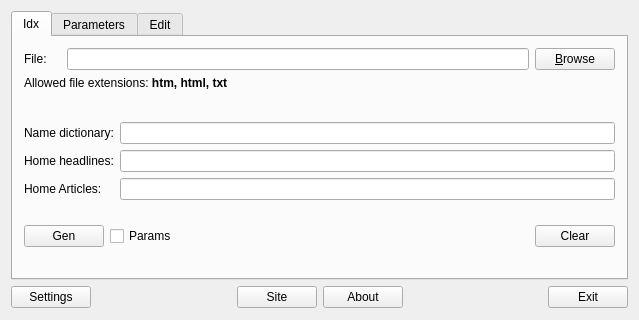
Qt form src/mainwindget/mainwidget.ui (WarmongeR1/QDict4BQ6) before a commit.
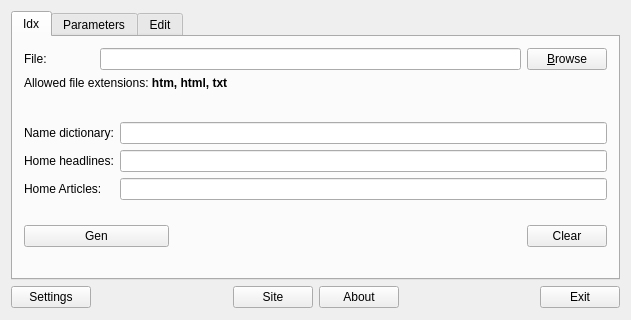
The same form after that commit.

Commit message: Add show params out dict file

Patch:
```diff
--- a/src/mainwindget/mainwidget.ui
+++ b/src/mainwindget/mainwidget.ui
@@ -31,10 +31,10 @@
          </property>
         </widget>
        </item>
-       <item row="0" column="1" colspan="3">
+       <item row="0" column="1" colspan="2">
         <widget class="QLineEdit" name="LEFile"/>
        </item>
-       <item row="0" column="4">
+       <item row="0" column="3">
         <widget class="QPushButton" name="pBBrowseFile">
          <property name="text">
           <string>&amp;Browse</string>
@@ -44,7 +44,7 @@
          </property>
         </widget>
        </item>
-       <item row="1" column="0" colspan="4">
+       <item row="1" column="0" colspan="3">
         <widget class="QLabel" name="label_2">
          <property name="text">
           <string>&lt;!DOCTYPE HTML PUBLIC &quot;-//W3C//DTD HTML 4.0//EN&quot; &quot;http://www.w3.org/TR/REC-html40/strict.dtd&quot;&gt;
@@ -55,7 +55,7 @@
          </property>
         </widget>
        </item>
-       <item row="3" column="0" colspan="5">
+       <item row="3" column="0" colspan="4">
         <layout class="QFormLayout" name="formLayout">
          <item row="0" column="0">
           <widget class="QLabel" name="label_7">
@@ -99,7 +99,7 @@
          </property>
         </widget>
        </item>
-       <item row="4" column="3">
+       <item row="4" column="2">
         <spacer name="verticalSpacer">
          <property name="orientation">
           <enum>Qt::Vertical</enum>
@@ -112,7 +112,7 @@
          </property>
         </spacer>
        </item>
-       <item row="4" column="4">
+       <item row="4" column="3">
         <widget class="QPushButton" name="pBClear">
          <property name="text">
           <string>Clear</string>
@@ -122,13 +122,6 @@
          </property>
         </widget>
        </item>
-       <item row="4" column="2">
-        <widget class="QCheckBox" name="checkBParams">
-         <property name="text">
-          <string>Params</string>
-         </property>
-        </widget>
-       </item>
        <item row="2" column="0">
         <spacer name="verticalSpacer_3">
          <property name="orientation">
```
The commit also changes 5 other files.
